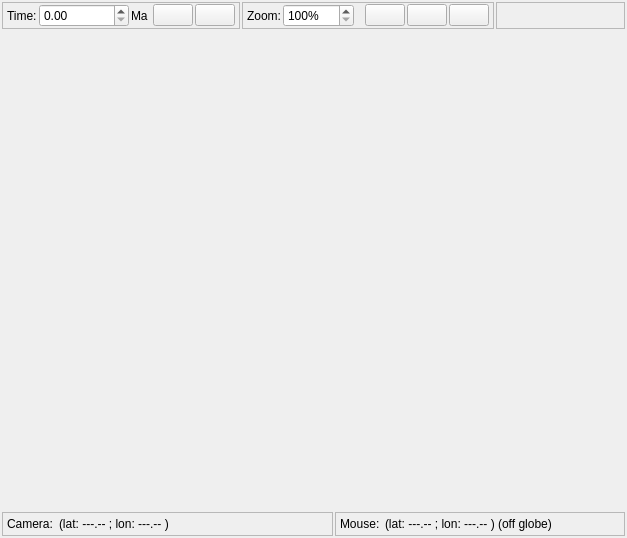
The window that src/qt-widgets/ReconstructionViewWidgetUi.ui (GPlates/GPlates) describes before a commit, drawn with Qt 5.
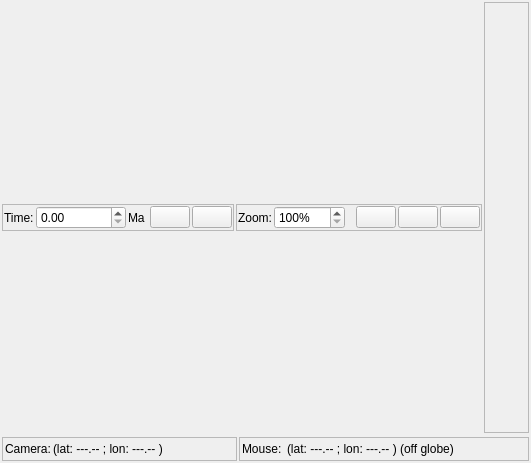
The same window after the commit. Icons and pictures are not drawn.

What changed in the file:
```diff
--- a/src/qt-widgets/ReconstructionViewWidgetUi.ui
+++ b/src/qt-widgets/ReconstructionViewWidgetUi.ui
@@ -5,12 +5,14 @@
    <rect>
     <x>0</x>
     <y>0</y>
-    <width>627</width>
-    <height>538</height>
+    <width>531</width>
+    <height>463</height>
    </rect>
   </property>
   <property name="sizePolicy" >
-   <sizepolicy vsizetype="Expanding" hsizetype="Expanding" >
+   <sizepolicy>
+    <hsizetype>0</hsizetype>
+    <vsizetype>0</vsizetype>
     <horstretch>0</horstretch>
     <verstretch>0</verstretch>
    </sizepolicy>
@@ -19,30 +21,26 @@
    <string>Form</string>
   </property>
   <layout class="QGridLayout" >
-   <property name="leftMargin" >
+   <property name="margin" >
     <number>2</number>
    </property>
-   <property name="topMargin" >
-    <number>2</number>
-   </property>
-   <property name="rightMargin" >
-    <number>2</number>
-   </property>
-   <property name="bottomMargin" >
-    <number>2</number>
-   </property>
-   <property name="horizontalSpacing" >
-    <number>2</number>
-   </property>
-   <property name="verticalSpacing" >
+   <property name="spacing" >
     <number>2</number>
    </property>
    <item row="0" column="0" >
     <layout class="QHBoxLayout" >
+     <property name="margin" >
+      <number>0</number>
+     </property>
+     <property name="spacing" >
+      <number>2</number>
+     </property>
      <item>
       <widget class="QFrame" name="frame_reconstruction_time" >
        <property name="sizePolicy" >
-        <sizepolicy vsizetype="Preferred" hsizetype="Preferred" >
+        <sizepolicy>
+         <hsizetype>0</hsizetype>
+         <vsizetype>0</vsizetype>
          <horstretch>0</horstretch>
          <verstretch>0</verstretch>
         </sizepolicy>
@@ -54,21 +52,12 @@
         <enum>QFrame::Raised</enum>
        </property>
        <layout class="QHBoxLayout" >
+        <property name="margin" >
+         <number>1</number>
+        </property>
         <property name="spacing" >
          <number>2</number>
         </property>
-        <property name="leftMargin" >
-         <number>4</number>
-        </property>
-        <property name="topMargin" >
-         <number>1</number>
-        </property>
-        <property name="rightMargin" >
-         <number>4</number>
-        </property>
-        <property name="bottomMargin" >
-         <number>1</number>
-        </property>
         <item>
          <widget class="QLabel" name="label_reconstruction_time" >
           <property name="text" >
@@ -79,7 +68,9 @@
         <item>
          <widget class="QDoubleSpinBox" name="spinbox_reconstruction_time" >
           <property name="sizePolicy" >
-           <sizepolicy vsizetype="Fixed" hsizetype="Minimum" >
+           <sizepolicy>
+            <hsizetype>0</hsizetype>
+            <vsizetype>0</vsizetype>
             <horstretch>0</horstretch>
             <verstretch>0</verstretch>
            </sizepolicy>
@@ -158,7 +149,9 @@
      <item>
       <widget class="QFrame" name="frame_zoom_amount" >
        <property name="sizePolicy" >
-        <sizepolicy vsizetype="Preferred" hsizetype="Preferred" >
+        <sizepolicy>
+         <hsizetype>0</hsizetype>
+         <vsizetype>0</vsizetype>
          <horstretch>0</horstretch>
          <verstretch>0</verstretch>
         </sizepolicy>
@@ -170,21 +163,12 @@
         <enum>QFrame::Raised</enum>
        </property>
        <layout class="QHBoxLayout" >
+        <property name="margin" >
+         <number>1</number>
+        </property>
         <property name="spacing" >
          <number>2</number>
         </property>
-        <property name="leftMargin" >
-         <number>4</number>
-        </property>
-        <property name="topMargin" >
-         <number>1</number>
-        </property>
-        <property name="rightMargin" >
-         <number>4</number>
-        </property>
-        <property name="bottomMargin" >
-         <number>1</number>
-        </property>
         <item>
          <widget class="QLabel" name="label_zoom_percent" >
           <property name="text" >
@@ -203,12 +187,12 @@
           <property name="decimals" >
            <number>0</number>
           </property>
+          <property name="maximum" >
+           <double>10000.000000000000000</double>
+          </property>
           <property name="minimum" >
            <double>100.000000000000000</double>
           </property>
-          <property name="maximum" >
-           <double>10000.000000000000000</double>
-          </property>
           <property name="singleStep" >
            <double>5.000000000000000</double>
           </property>
@@ -290,17 +274,11 @@
         <enum>QFrame::Raised</enum>
        </property>
        <layout class="QHBoxLayout" >
-        <property name="leftMargin" >
-         <number>4</number>
-        </property>
-        <property name="topMargin" >
+        <property name="margin" >
          <number>1</number>
         </property>
-        <property name="rightMargin" >
-         <number>4</number>
-        </property>
-        <property name="bottomMargin" >
-         <number>1</number>
+        <property name="spacing" >
+         <number>2</number>
         </property>
         <item>
          <spacer>
@@ -323,7 +301,9 @@
    <item row="1" column="0" >
     <widget class="QWidget" native="1" name="globe_canvas_place_holder" >
      <property name="sizePolicy" >
-      <sizepolicy vsizetype="Expanding" hsizetype="Expanding" >
+      <sizepolicy>
+       <hsizetype>0</hsizetype>
+       <vsizetype>0</vsizetype>
        <horstretch>0</horstretch>
        <verstretch>0</verstretch>
       </sizepolicy>
@@ -332,6 +312,12 @@
    </item>
    <item row="2" column="0" >
     <layout class="QHBoxLayout" >
+     <property name="margin" >
+      <number>0</number>
+     </property>
+     <property name="spacing" >
+      <number>2</number>
+     </property>
      <item>
       <widget class="QFrame" name="frame_camera_coords" >
        <property name="minimumSize" >
@@ -353,17 +339,11 @@
         <enum>QFrame::Raised</enum>
        </property>
        <layout class="QHBoxLayout" >
-        <property name="leftMargin" >
-         <number>4</number>
+        <property name="margin" >
+         <number>2</number>
         </property>
-        <property name="topMargin" >
-         <number>1</number>
-        </property>
-        <property name="rightMargin" >
-         <number>4</number>
-        </property>
-        <property name="bottomMargin" >
-         <number>1</number>
+        <property name="spacing" >
+         <number>2</number>
         </property>
         <item>
          <widget class="QLabel" name="label_camera" >
@@ -398,7 +378,9 @@
      <item>
       <widget class="QFrame" name="frame_mouse_coords" >
        <property name="sizePolicy" >
-        <sizepolicy vsizetype="Preferred" hsizetype="Minimum" >
+        <sizepolicy>
+         <hsizetype>0</hsizetype>
+         <vsizetype>0</vsizetype>
          <horstretch>0</horstretch>
          <verstretch>0</verstretch>
         </sizepolicy>
@@ -422,23 +404,22 @@
         <enum>QFrame::Raised</enum>
        </property>
        <layout class="QHBoxLayout" >
+        <property name="margin" >
+         <number>2</number>
+        </property>
         <property name="spacing" >
          <number>2</number>
         </property>
-        <property name="leftMargin" >
-         <number>4</number>
-        </property>
-        <property name="topMargin" >
-         <number>1</number>
-        </property>
-        <property name="rightMargin" >
-         <number>4</number>
-        </property>
-        <property name="bottomMargin" >
-         <number>1</number>
-        </property>
         <item>
          <widget class="QLabel" name="label_mouse" >
+          <property name="sizePolicy" >
+           <sizepolicy>
+            <hsizetype>0</hsizetype>
+            <vsizetype>0</vsizetype>
+            <horstretch>0</horstretch>
+            <verstretch>0</verstretch>
+           </sizepolicy>
+          </property>
           <property name="text" >
            <string>Mouse: </string>
           </property>
@@ -447,7 +428,9 @@
         <item>
          <widget class="QLabel" name="label_mouse_coords" >
           <property name="sizePolicy" >
-           <sizepolicy vsizetype="Preferred" hsizetype="Expanding" >
+           <sizepolicy>
+            <hsizetype>5</hsizetype>
+            <vsizetype>0</vsizetype>
             <horstretch>0</horstretch>
             <verstretch>0</verstretch>
            </sizepolicy>
```
